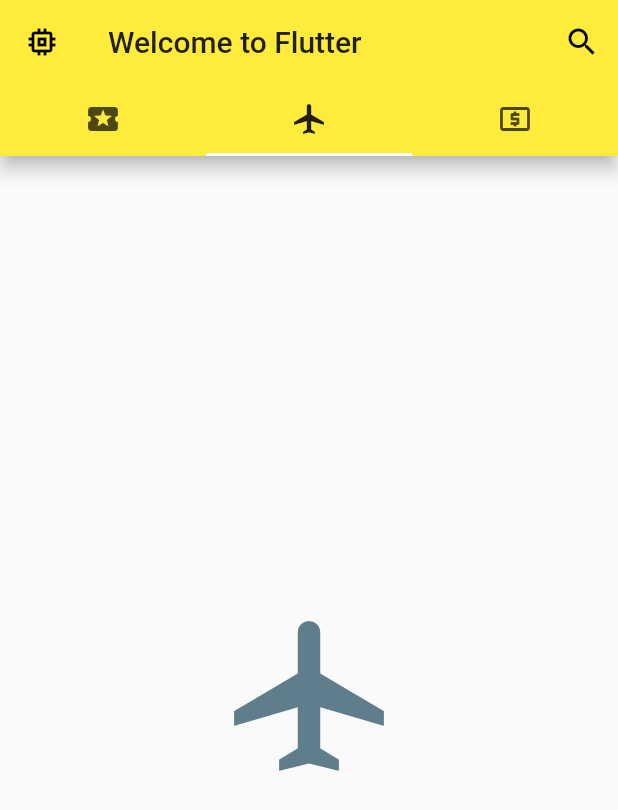
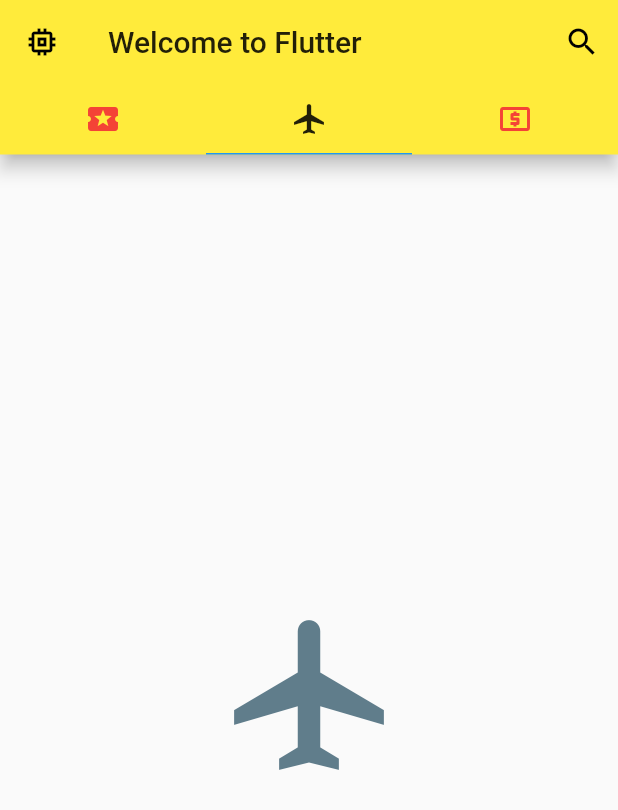
Before and after one commit to saijiang/flutter, a Flutter app: the screen it shows after launch, tab 2 chosen, on a phone screen of 412 x 824 dp. Shown: the top 810 px of the screen. Run offline on Flutter 3.47's test engine with Material 2 defaults, Android fonts, the phone set to English and light mode, and no system bars; network calls fail.

Commit message:
新增抽屉效果

```diff
--- a/my_flutter/lib/main.dart
+++ b/my_flutter/lib/main.dart
@@ -1,6 +1,6 @@
 import 'package:flutter/material.dart';
-import 'demo/listView_demo.dart';
-
+import 'package:my_flutter/demo/listView_demo.dart';
+import 'demo/drawer_light_demo.dart';
 void main() => runApp(MyApp());
 
 class MyApp extends StatelessWidget {
@@ -10,7 +10,7 @@ class MyApp extends StatelessWidget {
       title: 'Welcome to Flutter',
       debugShowCheckedModeBanner: false,//去掉右上角的debug标签
       home: DefaultTabController(
-          length: 3,
+           length: 3,
            child: Scaffold(
 
         appBar: new AppBar(
@@ -22,6 +22,10 @@ class MyApp extends StatelessWidget {
             onPressed: () => debugPrint('点击了导航栏上的按钮'),
           ),
           bottom: TabBar(
+            unselectedLabelColor: Colors.red,//设置未选中的颜色
+            indicatorColor: Colors.blue,//设置滚动线条的颜色
+            // indicatorSize: TabBarIndicatorSize.label,//设置滚动线条的大小
+            indicatorWeight: 1.0,//设置高度
            tabs: <Widget>[
              Tab(icon: Icon(Icons.local_activity),),
              Tab(icon: Icon(Icons.local_airport),),
@@ -36,13 +40,15 @@ class MyApp extends StatelessWidget {
             ),
           ],
         ),
-        // body: HomeListView(),
         body: CustomTabBarView(),
-
+        drawer: DrawerLigtt(),//Text('左抽屉'),//抽屉效果 - 左抽屉
+        endDrawer: Text('右抽屉'),//抽屉效果 - 右抽屉
            ),
       ),
       theme: ThemeData(
-        primarySwatch: Colors.yellow
+        primarySwatch: Colors.yellow,
+        highlightColor: Color.fromRGBO(255, 255, 255, 0.5),
+        splashColor: Colors.blue
       ),
     );
   }
@@ -53,8 +59,8 @@ class CustomTabBarView extends StatelessWidget {
   Widget build(BuildContext context) {
     return TabBarView(
       children: <Widget>[
-       Icon(Icons.local_activity,size: 120,color: Colors.black12,),
-
+      //  Icon(Icons.local_activity,size: 120,color: Colors.black12,),
+       HomeListView(),
        Icon(Icons.local_airport,size: 120,color: Colors.blueGrey,),
        Icon(Icons.local_bar,size: 120,color: Colors.blue,),
       ],
```
Also changed, not shown: my_flutter/lib/demo/drawer_light_demo.dart (added, +11 -0 lines).
